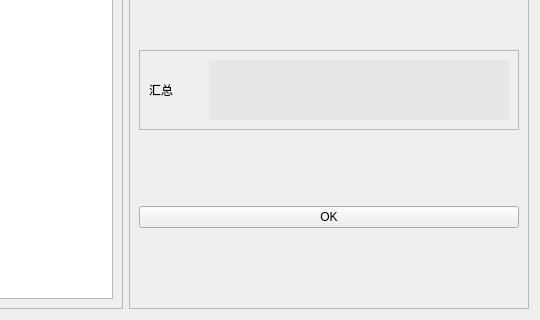
Old version of the form SciTools2/popup/clean/uipy/group_stat.ui in the repository xihuyu20000/learn-python; both pictures show x 288 to 828 and y 197 to 517 of the 828 by 517 pixel window.
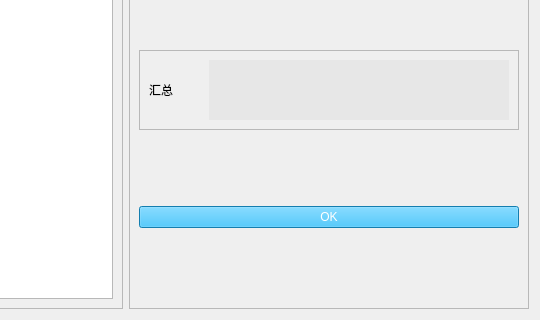
New version of the form.

```diff
--- a/SciTools2/popup/clean/uipy/group_stat.ui
+++ b/SciTools2/popup/clean/uipy/group_stat.ui
@@ -175,6 +175,9 @@
       </item>
       <item>
        <widget class="QPushButton" name="btn_ok">
+        <property name="styleSheet">
+         <string notr="true">color: rgb(255, 255, 255); background-color: rgb(28, 177, 245);</string>
+        </property>
         <property name="text">
          <string>OK</string>
         </property>
```
